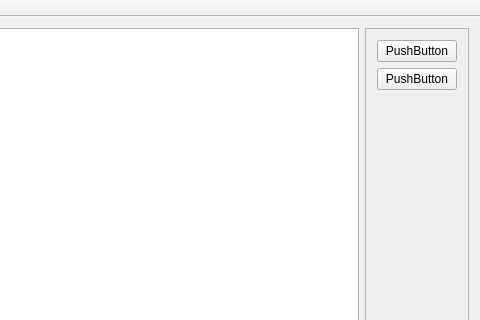
First picture: the form in src/DictionaryTest/TestMain.ui, repository adeccscholar/Test_Metadata_Creator, before the edit; both pictures show x 875 to 1355 and y 0 to 320 of the 1355 by 703 pixel window.
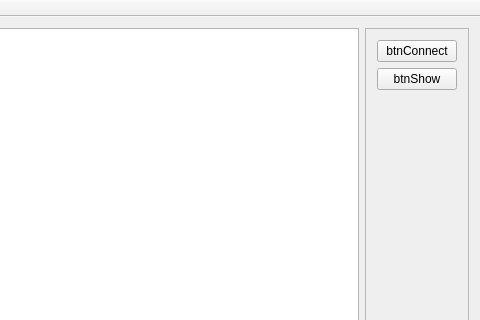
Second picture: the form after the edit.

Diff of the .ui file:
```diff
--- a/src/DictionaryTest/TestMain.ui
+++ b/src/DictionaryTest/TestMain.ui
@@ -68,14 +68,14 @@
        <item>
         <widget class="QPushButton" name="btnConnect">
          <property name="text">
-          <string>PushButton</string>
+          <string>btnConnect</string>
          </property>
         </widget>
        </item>
        <item>
         <widget class="QPushButton" name="btnShow">
          <property name="text">
-          <string>PushButton</string>
+          <string>btnShow</string>
          </property>
         </widget>
        </item>
```
